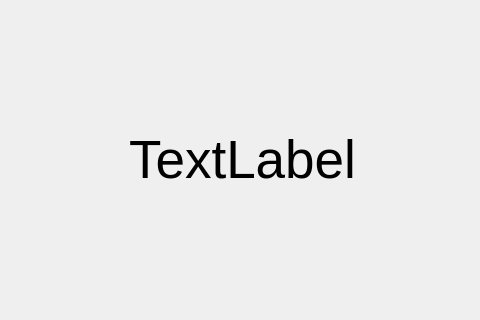
Above: MorseCodeLearner/lessonwindow.ui from UofU-CS3505/cs3505-assignment9-the_tigers before the change; both pictures show x 398 to 878 and y 241 to 561 of the 1280 by 720 pixel window. Below: the same form after it.
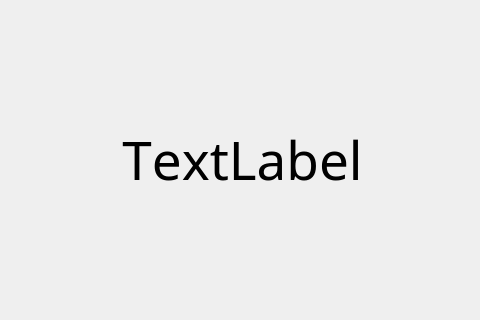
That is the form after the change. The open tabs and pages were chosen to show the change.

Commit message: Fixed kerning, improved paddle illustrations

Patch:
```diff
--- a/MorseCodeLearner/lessonwindow.ui
+++ b/MorseCodeLearner/lessonwindow.ui
@@ -112,7 +112,9 @@
      </property>
      <property name="font">
       <font>
+       <family>OldNewspaperTypes</family>
        <pointsize>40</pointsize>
+       <kerning>false</kerning>
       </font>
      </property>
      <property name="text">
```
Left out of the diff: 3 changed lines with no effect on the pictures. The commit also changes 7 other files.
